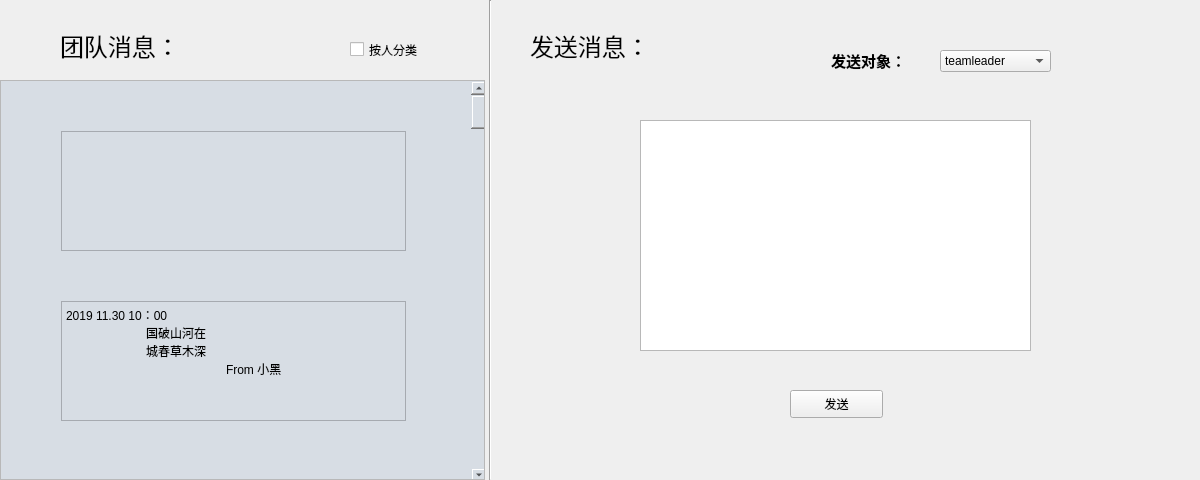
agilelike/OurTime, file OutTime/teaminfo.ui: the form before one commit.
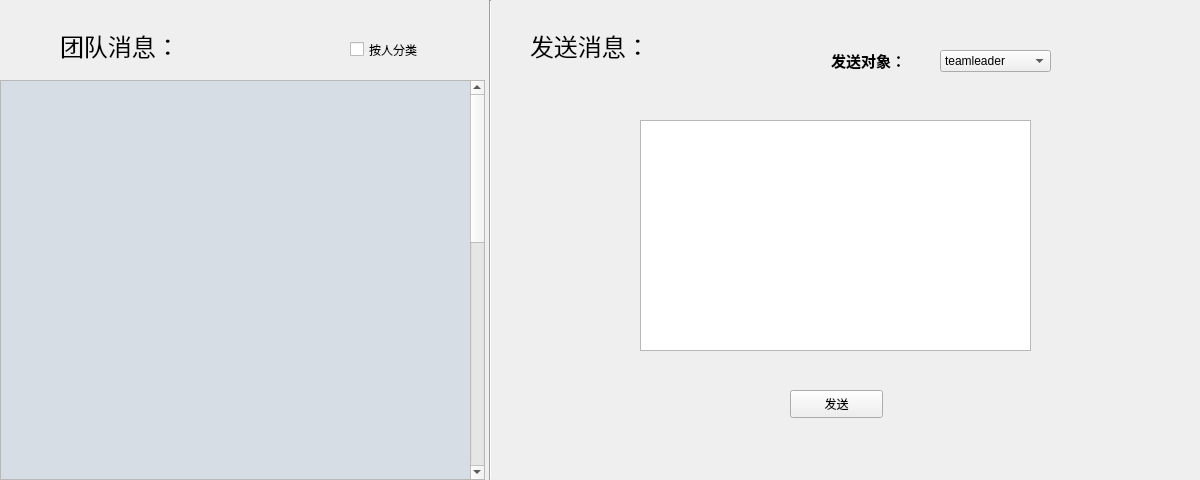
The form after the commit.

The edit to the form file:
```diff
--- a/OutTime/teaminfo.ui
+++ b/OutTime/teaminfo.ui
@@ -56,63 +56,19 @@
      <rect>
       <x>0</x>
       <y>0</y>
-      <width>483</width>
-      <height>398</height>
+      <width>462</width>
+      <height>1000</height>
      </rect>
     </property>
+    <property name="minimumSize">
+     <size>
+      <width>462</width>
+      <height>1000</height>
+     </size>
+    </property>
     <property name="styleSheet">
      <string notr="true">background-color: rgb(215, 221, 228);</string>
     </property>
-    <widget class="QScrollBar" name="verticalScrollBar">
-     <property name="geometry">
-      <rect>
-       <x>470</x>
-       <y>0</y>
-       <width>16</width>
-       <height>401</height>
-      </rect>
-     </property>
-     <property name="orientation">
-      <enum>Qt::Vertical</enum>
-     </property>
-    </widget>
-    <widget class="QTextBrowser" name="textBrowser">
-     <property name="geometry">
-      <rect>
-       <x>60</x>
-       <y>50</y>
-       <width>345</width>
-       <height>120</height>
-      </rect>
-     </property>
-     <property name="html">
-      <string>&lt;!DOCTYPE HTML PUBLIC &quot;-//W3C//DTD HTML 4.0//EN&quot; &quot;http://www.w3.org/TR/REC-html40/strict.dtd&quot;&gt;
-&lt;html&gt;&lt;head&gt;&lt;meta name=&quot;qrichtext&quot; content=&quot;1&quot; /&gt;&lt;style type=&quot;text/css&quot;&gt;
-p, li { white-space: pre-wrap; }
-&lt;/style&gt;&lt;/head&gt;&lt;body style=&quot; font-family:'SimSun'; font-size:9pt; font-weight:400; font-style:normal;&quot;&gt;
-&lt;p style=&quot;-qt-paragraph-type:empty; margin-top:0px; margin-bottom:0px; margin-left:0px; margin-right:0px; -qt-block-indent:0; text-indent:0px;&quot;&gt;&lt;br /&gt;&lt;/p&gt;&lt;/body&gt;&lt;/html&gt;</string>
-     </property>
-    </widget>
-    <widget class="QTextBrowser" name="textBrowser_2">
-     <property name="geometry">
-      <rect>
-       <x>60</x>
-       <y>220</y>
-       <width>345</width>
-       <height>120</height>
-      </rect>
-     </property>
-     <property name="html">
-      <string>&lt;!DOCTYPE HTML PUBLIC &quot;-//W3C//DTD HTML 4.0//EN&quot; &quot;http://www.w3.org/TR/REC-html40/strict.dtd&quot;&gt;
-&lt;html&gt;&lt;head&gt;&lt;meta name=&quot;qrichtext&quot; content=&quot;1&quot; /&gt;&lt;style type=&quot;text/css&quot;&gt;
-p, li { white-space: pre-wrap; }
-&lt;/style&gt;&lt;/head&gt;&lt;body style=&quot; font-family:'SimSun'; font-size:9pt; font-weight:400; font-style:normal;&quot;&gt;
-&lt;p style=&quot; margin-top:0px; margin-bottom:0px; margin-left:0px; margin-right:0px; -qt-block-indent:0; text-indent:0px;&quot;&gt;2019 11.30 10：00&lt;/p&gt;
-&lt;p style=&quot; margin-top:0px; margin-bottom:0px; margin-left:0px; margin-right:0px; -qt-block-indent:0; text-indent:0px;&quot;&gt;	国破山河在&lt;/p&gt;
-&lt;p style=&quot; margin-top:0px; margin-bottom:0px; margin-left:0px; margin-right:0px; -qt-block-indent:0; text-indent:0px;&quot;&gt;	城春草木深&lt;/p&gt;
-&lt;p style=&quot; margin-top:0px; margin-bottom:0px; margin-left:0px; margin-right:0px; -qt-block-indent:0; text-indent:0px;&quot;&gt;		From 小黑&lt;/p&gt;&lt;/body&gt;&lt;/html&gt;</string>
-     </property>
-    </widget>
    </widget>
   </widget>
   <widget class="QLabel" name="label">
```
